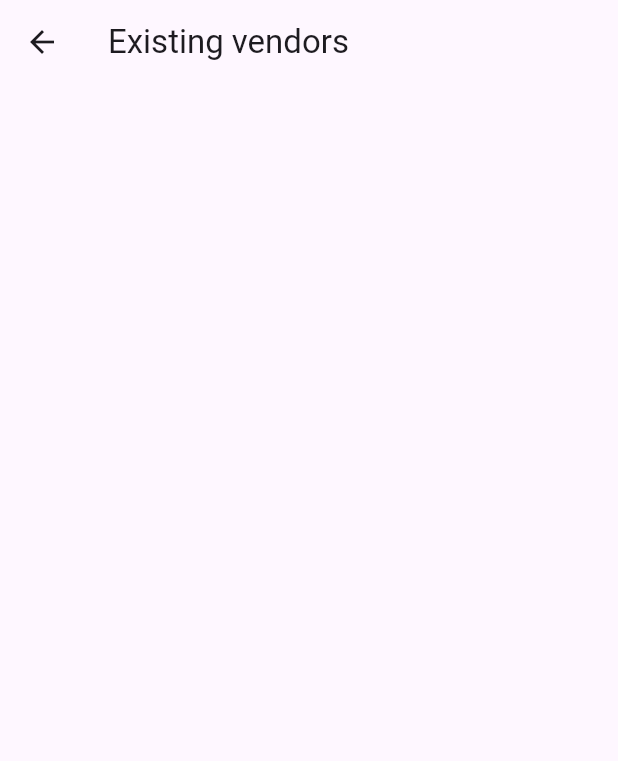
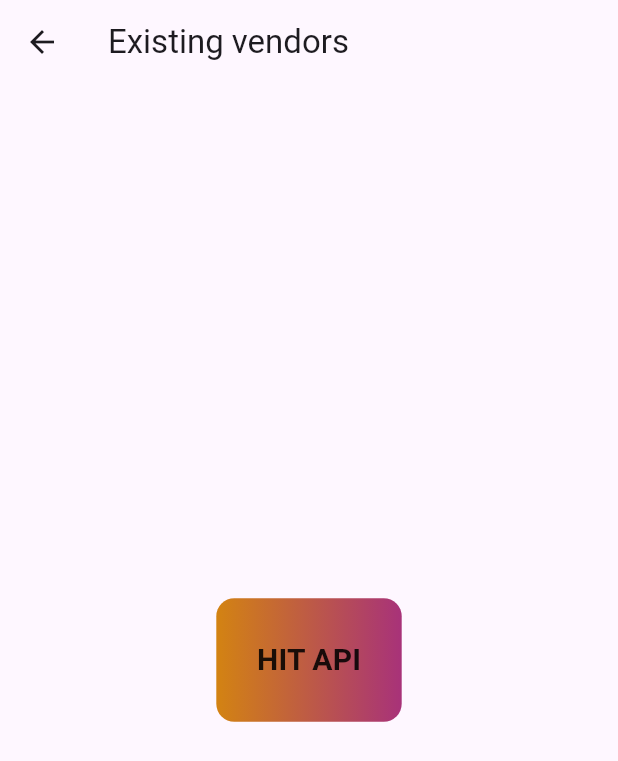
Before and after one commit to faraz544528/kashinfo, a Flutter app: the screen it shows after launch, after a tap on "Existing Vendors", on a phone screen of 412 x 824 dp. Shown: the top 761 px of the screen. Run offline on Flutter 3.47's test engine with Material 3 defaults, Android fonts, the phone set to English and light mode, and no system bars; network calls fail.

```diff
--- a/lib/screens/existing_vendors.dart
+++ b/lib/screens/existing_vendors.dart
@@ -1,5 +1,10 @@
+import 'dart:convert';
+
 import 'package:flutter/material.dart';
+import 'package:http/http.dart' as http;
 import 'package:kashinfo/data/controllers.dart';
+import 'package:kashinfo/widgets/my_buttons.dart';
+import 'package:kashinfo/widgets/my_text_field.dart';
 
 class ExistingVendors extends StatefulWidget {
   final List<Map<String, String>> vendors;
@@ -10,20 +15,66 @@ class ExistingVendors extends StatefulWidget {
 }
 
 class _ExistingVendorsState extends State<ExistingVendors> {
+  String? firstName;
+  String? lastName;
+  String? image;
+  Future<void> fetchDetails() async {
+    var data = await http.get(Uri.parse("https://reqres.in/api/users"));
+    var decoder = jsonDecode(data.body);
+    setState(() {
+      firstName = "FirstName: ${decoder["data"][0]["first_name"]}";
+      lastName = "LastName: ${decoder["data"][0]["last_name"]}";
+      image = decoder["data"][0]["avatar"];
+    });
+  }
+
   @override
   Widget build(BuildContext context) {
     return Scaffold(
-        appBar: AppBar(title: Text("Existing vendors")),
-        body: ListView.builder(
-          itemCount: widget.vendors.length,
-          itemBuilder: (context, index) {
-            final vendor = widget.vendors[index];
-            return ListTile(
-              leading: Image(image: NetworkImage(vendor['Image URL'] ?? "")),
-              title: Text(vendor['Vendor Name'] ?? ""),
-              subtitle: Text(vendor['Email'] ?? ""),
-            );
-          },
-        ));
+      appBar: AppBar(title: Text("Existing vendors")),
+      body: Center(
+        child: Column(
+          mainAxisAlignment: MainAxisAlignment.center,
+          children: [
+            CustomButton(
+              onPressed: fetchDetails,
+              text: "HIT API",
+            ),
+            if (firstName != null && lastName != null && image != null)
+              Container(
+                height: 100,
+                width: 200,
+                color: Colors.grey,
+                child: Row(
+                  children: [
+                    Padding(
+                      padding: const EdgeInsets.only(left: 15),
+                      child: CircleAvatar(
+                        radius: 20,
+                        backgroundImage: NetworkImage(image!),
+                      ),
+                    ),
+                    SizedBox(
+                      width: 10,
+                    ),
+                    Text("$firstName \n$lastName"),
+                  ],
+                ),
+              )
+          ],
+        ),
+      ),
+
+      // body: ListView.builder(
+      //   itemCount: widget.vendors.length,
+      //   itemBuilder: (context, index) {
+      //     final vendor = widget.vendors[index];
+      //     return ListTile(
+      //       leading: Image(image: NetworkImage(vendor['Image URL'] ?? "")),
+      //       title: Text(vendor['Vendor Name'] ?? ""),
+      //       subtitle: Text(vendor['Email'] ?? ""),
+      //     );
+      //  },
+    );
   }
 }
--- a/pubspec.yaml
+++ b/pubspec.yaml
@@ -30,6 +30,7 @@ environment:
 dependencies:
   flutter:
     sdk: flutter
+  http: ^1.3.0
 
   # The following adds the Cupertino Icons font to your application.
   # Use with the CupertinoIcons class for iOS style icons.
```
Also changed, not shown: pubspec.lock.
